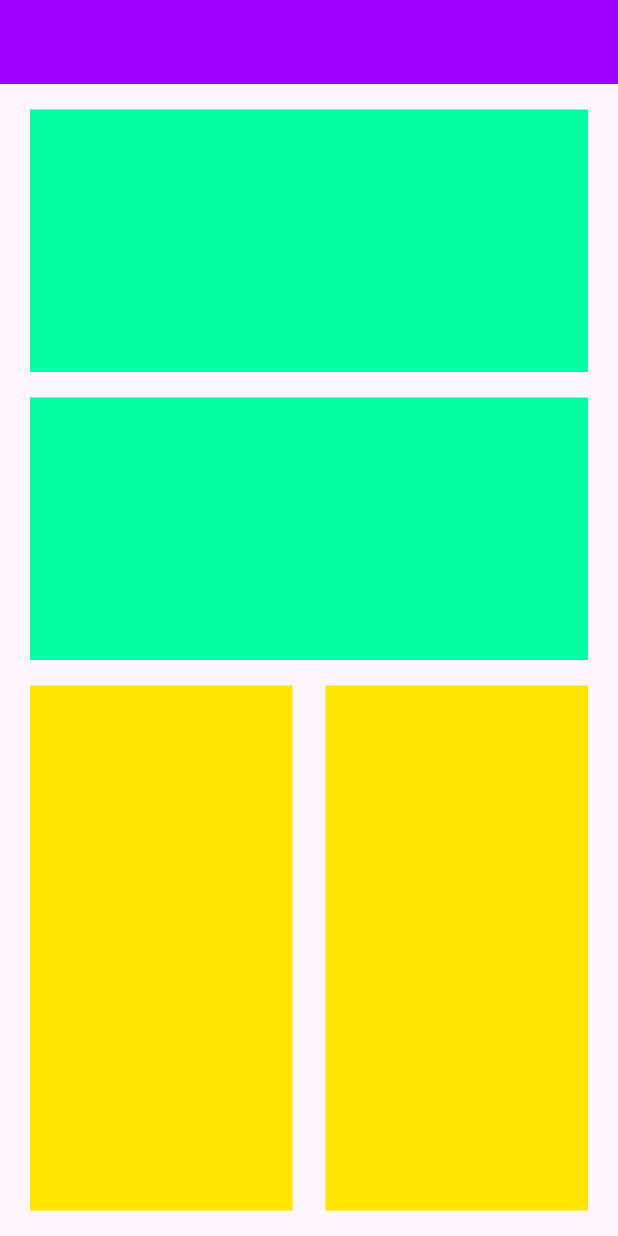
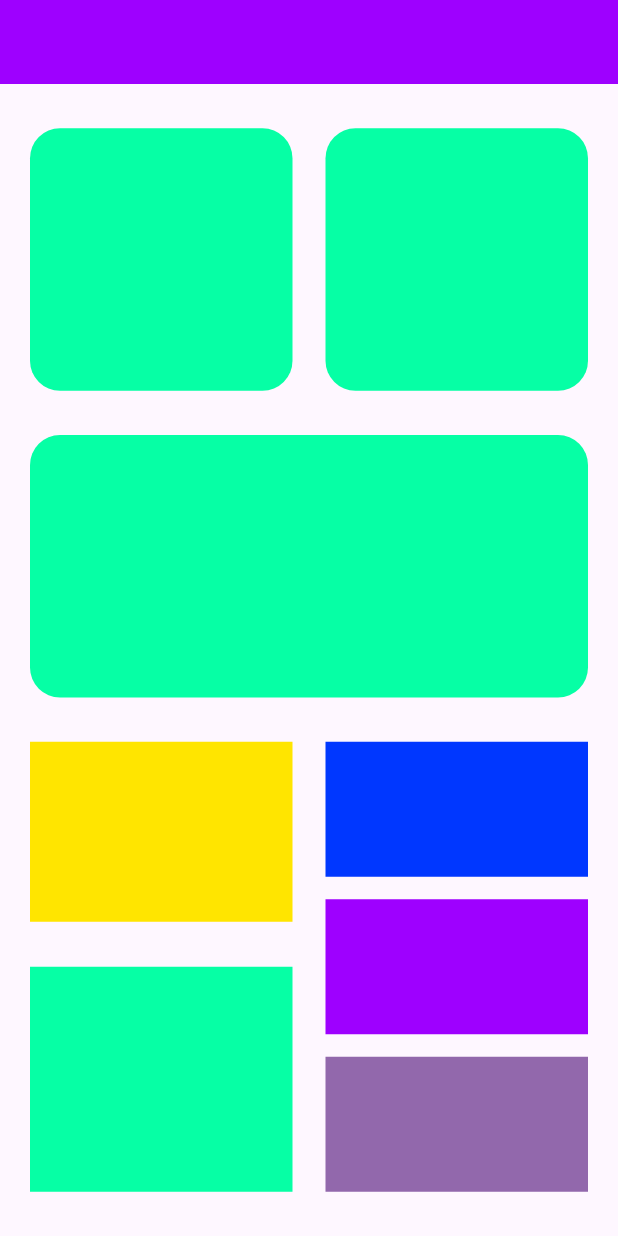
Before and after one commit to Ramesh-Kaushika/flutter_fund, a Flutter app: the screen it shows after launch, on a phone screen of 412 x 824 dp. Run offline on Flutter 3.47's test engine with Material 3 defaults, Android fonts, the light colour scheme and no system bars.

Commit message:
Layout 04

```diff
--- a/lib/main.dart
+++ b/lib/main.dart
@@ -42,6 +42,62 @@
 //   }
 // }
 
+// import 'package:flutter/material.dart';
+
+// void main() {
+//   runApp(const MyApp());
+// }
+
+// class MyApp extends StatelessWidget {
+//   const MyApp({super.key});
+
+//   @override
+//   Widget build(BuildContext context) {
+//     return MaterialApp(
+//       debugShowCheckedModeBanner: false,
+//       title: "Layout 02",
+//       home: Scaffold(
+//         appBar: AppBar(
+//           backgroundColor: const Color(0xff9E00FF),
+//         ),
+//         body: Padding(
+//           padding: const EdgeInsets.symmetric(horizontal: 20),
+//           child: Column(
+//             mainAxisAlignment: MainAxisAlignment.spaceEvenly,
+//             children: [
+//               Container(
+//                 width: double.infinity,
+//                 height: 175,
+//                 color: const Color(0xff06FFA5),
+//               ),
+//               Container(
+//                 width: double.infinity,
+//                 height: 175,
+//                 color: const Color(0xff06FFA5),
+//               ),
+//               Row(
+//                 mainAxisAlignment: MainAxisAlignment.spaceBetween,
+//                 children: [
+//                   Container(
+//                     width: 175,
+//                     height: 350,
+//                     color: const Color(0xffFFE500),
+//                   ),
+//                   Container(
+//                     width: 175,
+//                     height: 350,
+//                     color: const Color(0xffFFE500),
+//                   )
+//                 ],
+//               )
+//             ],
+//           ),
+//         ),
+//       ),
+//     );
+//   }
+// }
+
 import 'package:flutter/material.dart';
 
 void main() {
@@ -54,8 +110,8 @@ class MyApp extends StatelessWidget {
   @override
   Widget build(BuildContext context) {
     return MaterialApp(
+      title: "Layout 03",
       debugShowCheckedModeBanner: false,
-      title: "Layout 02",
       home: Scaffold(
         appBar: AppBar(
           backgroundColor: const Color(0xff9E00FF),
@@ -65,30 +121,87 @@ class MyApp extends StatelessWidget {
           child: Column(
             mainAxisAlignment: MainAxisAlignment.spaceEvenly,
             children: [
-              Container(
-                width: double.infinity,
-                height: 175,
-                color: const Color(0xff06FFA5),
-              ),
-              Container(
-                width: double.infinity,
-                height: 175,
-                color: const Color(0xff06FFA5),
-              ),
               Row(
                 mainAxisAlignment: MainAxisAlignment.spaceBetween,
                 children: [
                   Container(
+                    height: 175,
                     width: 175,
-                    height: 350,
-                    color: const Color(0xffFFE500),
+                    decoration: BoxDecoration(
+                      borderRadius: BorderRadius.circular(20),
+                      color: const Color(0xff06FFA5),
+                    ),
                   ),
                   Container(
+                    height: 175,
                     width: 175,
-                    height: 350,
-                    color: const Color(0xffFFE500),
-                  )
+                    decoration: BoxDecoration(
+                      borderRadius: BorderRadius.circular(20),
+                      color: const Color(0xff06FFA5),
+                    ),
+                  ),
                 ],
+              ),
+              Container(
+                height: 175,
+                width: double.infinity,
+                decoration: BoxDecoration(
+                  borderRadius: BorderRadius.circular(20),
+                  color: const Color(0xff06FFA5),
+                ),
+              ),
+              SizedBox(
+                height: 300,
+                child: Row(
+                  mainAxisAlignment: MainAxisAlignment.spaceBetween,
+                  children: [
+                    Column(
+                      mainAxisAlignment: MainAxisAlignment.spaceBetween,
+                      children: [
+                        Container(
+                          height: 120,
+                          width: 175,
+                          decoration: const BoxDecoration(
+                            color: Color(0xffFFE500),
+                          ),
+                        ),
+                        Container(
+                          height: 150,
+                          width: 175,
+                          decoration: const BoxDecoration(
+                            color: Color(0xff06FFA5),
+                          ),
+                        )
+                      ],
+                    ),
+                    Column(
+                      mainAxisAlignment: MainAxisAlignment.spaceBetween,
+                      children: [
+                        Container(
+                          height: 90,
+                          width: 175,
+                          decoration: const BoxDecoration(
+                            color: Color.fromARGB(255, 0, 55, 255),
+                          ),
+                        ),
+                        Container(
+                          height: 90,
+                          width: 175,
+                          decoration: const BoxDecoration(
+                            color: Color(0xff9E00FF),
+                          ),
+                        ),
+                        Container(
+                          height: 90,
+                          width: 175,
+                          decoration: const BoxDecoration(
+                            color: Color.fromARGB(255, 146, 104, 172),
+                          ),
+                        ),
+                      ],
+                    )
+                  ],
+                ),
               )
             ],
           ),
```
